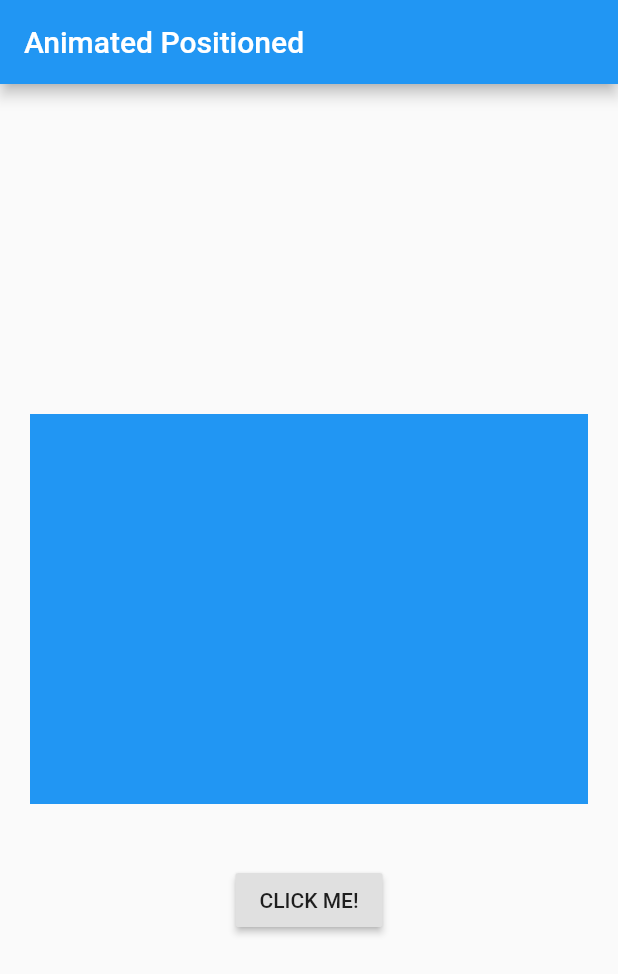
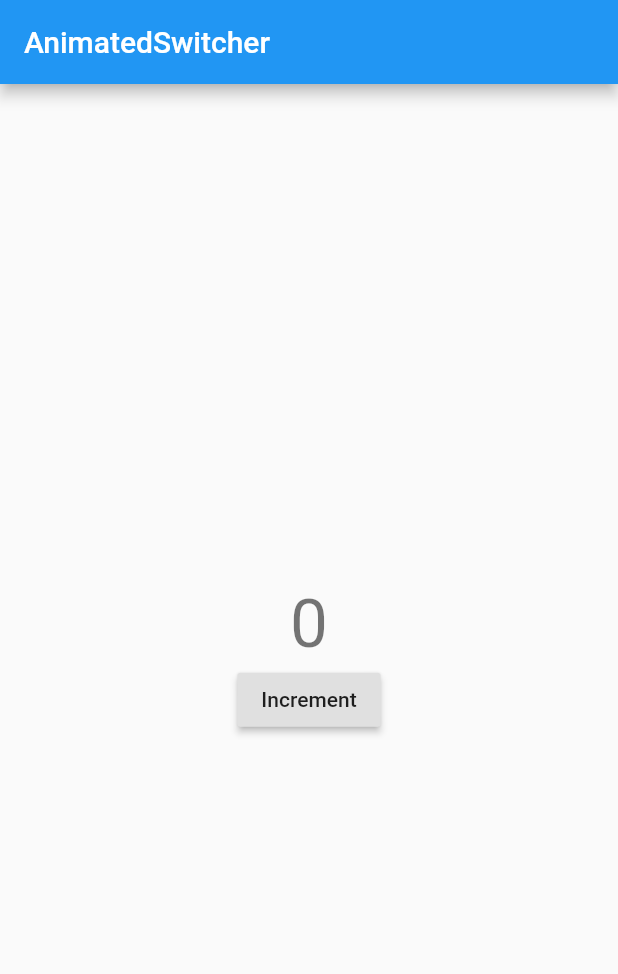
Before and after one commit to SinaSys/FadeTransition_flutter, a Flutter app: the screen it shows after launch, on a phone screen of 412 x 824 dp. Shown: the top 974 px of the screen. Run offline on Flutter 3.47's test engine with Material 2 defaults, Android fonts, the phone set to English and light mode, and no system bars.

Commit message:
Initial commit

```diff
--- a/lib/main.dart
+++ b/lib/main.dart
@@ -8,67 +8,55 @@ class MyApp extends StatelessWidget {
   Widget build(BuildContext context) {
     return MaterialApp(
       title: 'Flutter Tutorial',
-      home: _AnimatedPositionedExample(),
+      home: _AnimatedSwitcherExample(),
     );
   }
 }
 
-class _AnimatedPositionedExample extends StatefulWidget {
-  _AnimatedPositionedExampleState createState() => _AnimatedPositionedExampleState();
+class _AnimatedSwitcherExample extends StatefulWidget {
+  _AnimatedSwitcherExampleState createState() =>
+      _AnimatedSwitcherExampleState();
 }
 
-class _AnimatedPositionedExampleState extends State<_AnimatedPositionedExample> {
-
-  bool _first = true;
-
-  double _left = 20;
-  double _top = 20;
-  double _right = 20;
-  double _bottom = 20;
+class _AnimatedSwitcherExampleState
+    extends State<_AnimatedSwitcherExample> {
+  int _count = 0;
 
   @override
   Widget build(BuildContext context) {
     return Scaffold(
       appBar: AppBar(
-        title: Text("Animated Positioned"),
+        title: Text("AnimatedSwitcher"),
       ),
-      body: Column(
+      body: Center(
+        child: Column(
           mainAxisAlignment: MainAxisAlignment.center,
           children: <Widget>[
-          Container(
-            height: 300,
-            child: Stack(
-              children: <Widget>[
-                AnimatedPositioned(
+            AnimatedSwitcher(
               duration: const Duration(milliseconds: 500),
-                  curve: Curves.fastOutSlowIn,
-                  left: _left,
-                  top: _top,
-                  right: _right,
-                  bottom: _bottom,
-                  child: Container(
-                    color: Colors.blue,
+              transitionBuilder: (Widget child, Animation<double> animation) {
+                return ScaleTransition(child: child, scale: animation);
+              },
+              child: Text(
+                '$_count',
+                // This key causes the AnimatedSwitcher to interpret this as a "new"
+                // child each time the count changes, so that it will begin its animation
+                // when the count changes.
+                style: Theme.of(context).textTheme.headline3,
+                key: ValueKey<int>(_count),
               ),
             ),
-              ],
-            ),
-          ),
-          SizedBox(height: 20,),
             RaisedButton(
-            child: const Text('CLICK ME!'),
+              child: const Text('Increment'),
               onPressed: () {
                 setState(() {
-                _left = _first ? 10 : 20;
-                _top = _first ? 70 : 20;
-                _right = _first ? 10 : 20;
-                _bottom = _first ? 70 : 20;
-
-                _first = !_first;
+                  _count += 1;
                 });
               },
             ),
           ],
         ),
+      ),
     );
   }
 }
```
Lines whose indentation alone changed are shown as unchanged.
